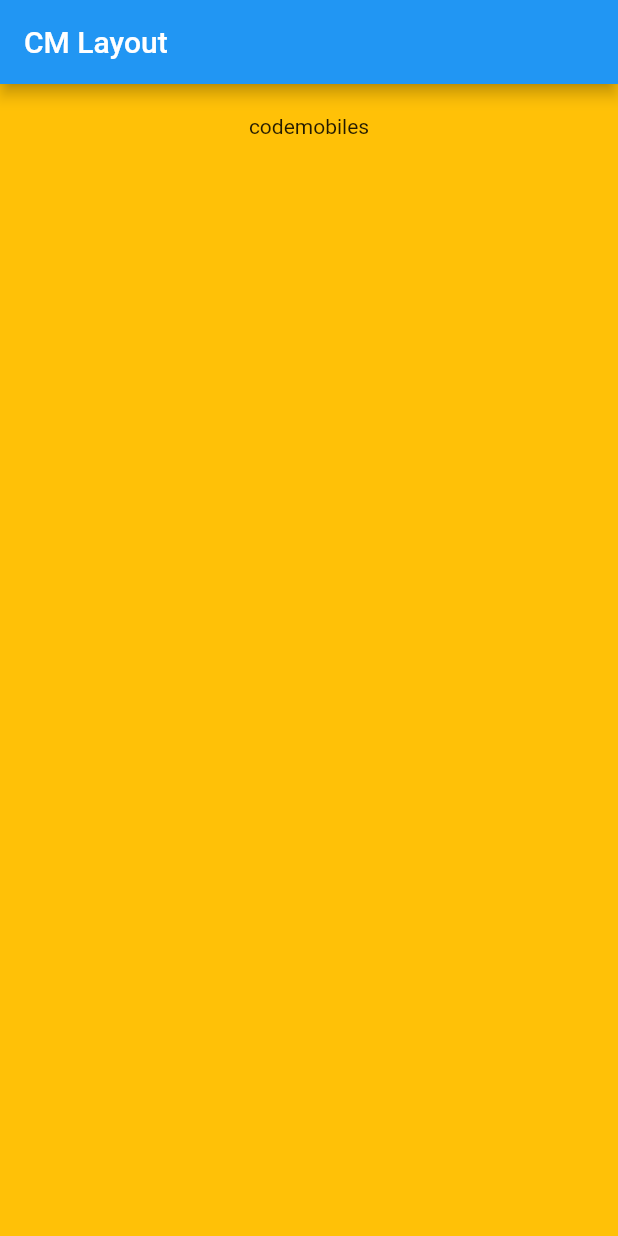
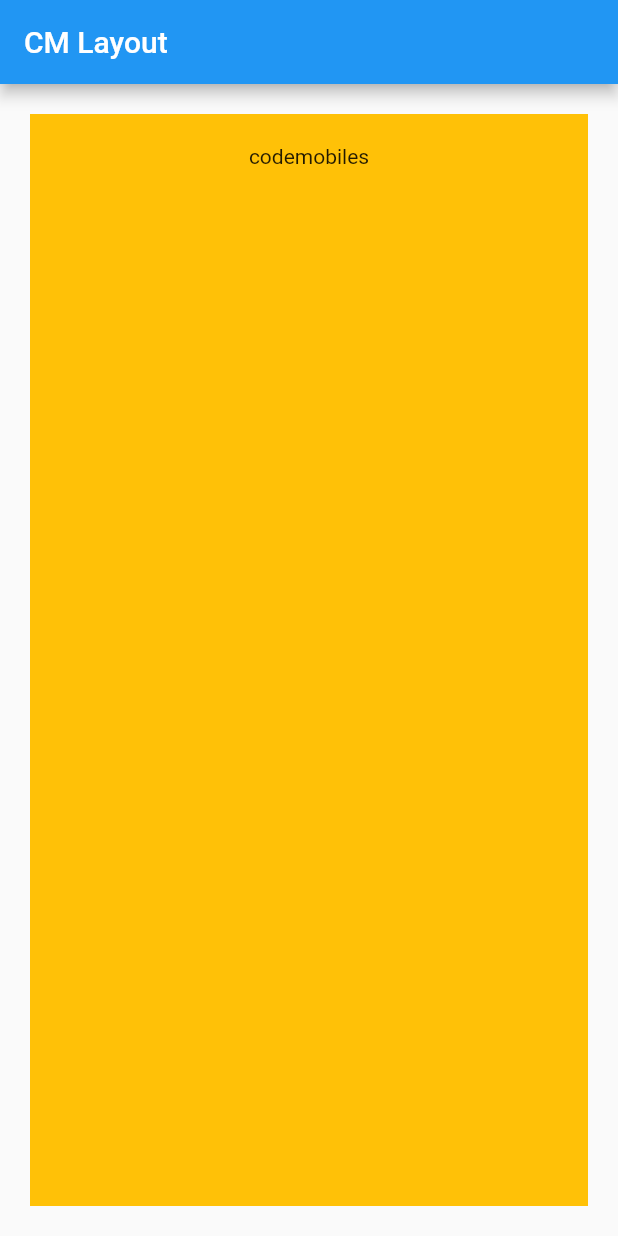
Before and after one commit to iiimomoniii/Flutter_App, a Flutter app: the screen it shows after launch, on a phone screen of 412 x 824 dp. Run offline on Flutter 3.47's test engine with Material 2 defaults, Android fonts, the phone set to English and light mode, and no system bars.

Commit message:
Update Code
การใช้ margin

```diff
--- a/lib/main.dart
+++ b/lib/main.dart
@@ -23,6 +23,8 @@ class MyApp extends StatelessWidget {
           color: Colors.amber,
           // padding เป็นตัวกำหนดให้ข้อความห่างจากขอบจอทุกด้าน
           padding : EdgeInsets.all(20),
+          // margin เป็นตัวกำหนดให้ Container จากขอบจอทุกด้าน
+          margin: EdgeInsets.all(20),
           //alignment เป็นกำหนดตำเเหน่งของข้อความ
           //Alignment Alignment.topCenter ชิดจอด้านบน
           alignment: Alignment.topCenter,
```
